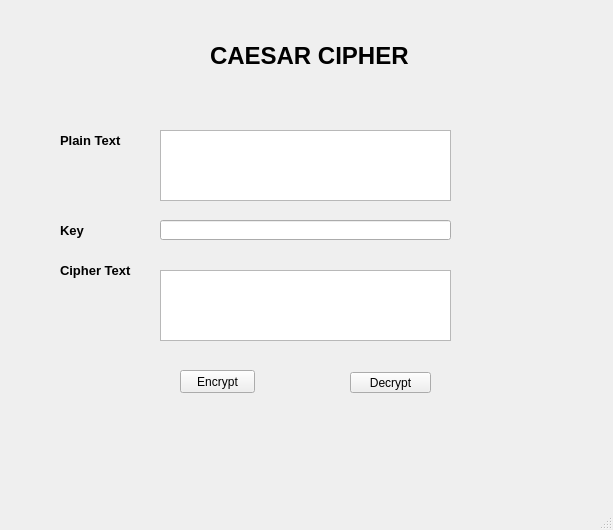
Above: lab03/ui/caesar.ui from thuan2907/TrinhMinhThuan_2172 before the change. Below: the same form after it.
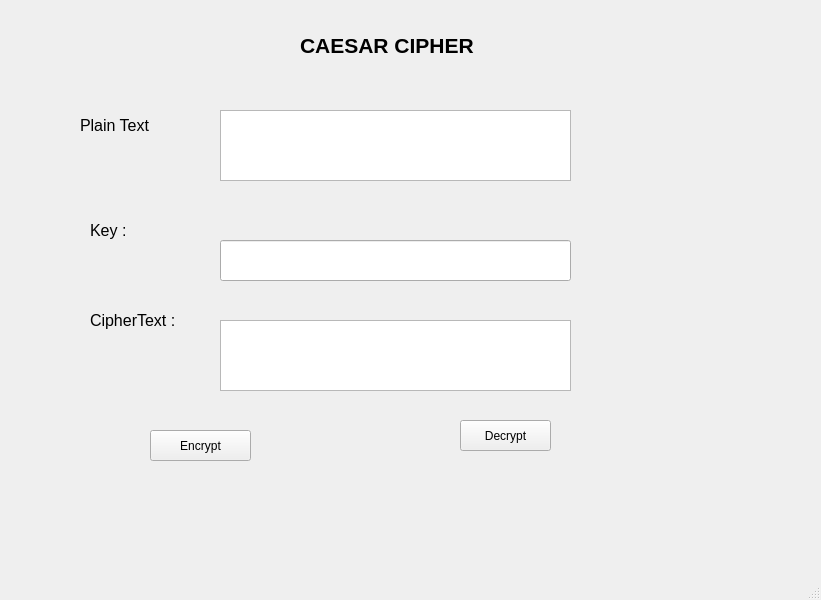
That is the form after the change.

```diff
--- a/lab03/ui/caesar.ui
+++ b/lab03/ui/caesar.ui
@@ -6,132 +6,26 @@
    <rect>
     <x>0</x>
     <y>0</y>
-    <width>613</width>
-    <height>530</height>
+    <width>821</width>
+    <height>600</height>
    </rect>
   </property>
   <property name="windowTitle">
    <string>MainWindow</string>
   </property>
   <widget class="QWidget" name="centralwidget">
-   <widget class="QPushButton" name="btnEn">
-    <property name="geometry">
-     <rect>
-      <x>180</x>
-      <y>370</y>
-      <width>75</width>
-      <height>23</height>
-     </rect>
-    </property>
-    <property name="text">
-     <string>Encrypt</string>
-    </property>
-   </widget>
-   <widget class="QPushButton" name="btnDe">
-    <property name="geometry">
-     <rect>
-      <x>350</x>
-      <y>372</y>
-      <width>81</width>
-      <height>21</height>
-     </rect>
-    </property>
-    <property name="text">
-     <string>Decrypt</string>
-    </property>
-   </widget>
    <widget class="QLabel" name="label">
     <property name="geometry">
      <rect>
-      <x>60</x>
-      <y>130</y>
-      <width>71</width>
-      <height>21</height>
-     </rect>
-    </property>
-    <property name="font">
-     <font>
-      <pointsize>10</pointsize>
-      <weight>75</weight>
-      <bold>true</bold>
-     </font>
-    </property>
-    <property name="text">
-     <string>Plain Text</string>
-    </property>
-   </widget>
-   <widget class="QLabel" name="label_2">
-    <property name="geometry">
-     <rect>
-      <x>60</x>
-      <y>220</y>
-      <width>31</width>
-      <height>21</height>
-     </rect>
-    </property>
-    <property name="font">
-     <font>
-      <pointsize>10</pointsize>
-      <weight>75</weight>
-      <bold>true</bold>
-     </font>
-    </property>
-    <property name="text">
-     <string>Key</string>
-    </property>
-   </widget>
-   <widget class="QLabel" name="label_3">
-    <property name="geometry">
-     <rect>
-      <x>60</x>
-      <y>260</y>
-      <width>81</width>
-      <height>21</height>
-     </rect>
-    </property>
-    <property name="font">
-     <font>
-      <pointsize>10</pointsize>
-      <weight>75</weight>
-      <bold>true</bold>
-     </font>
-    </property>
-    <property name="text">
-     <string>Cipher Text</string>
-    </property>
-   </widget>
-   <widget class="QPlainTextEdit" name="txtplain">
-    <property name="geometry">
-     <rect>
-      <x>160</x>
-      <y>130</y>
-      <width>291</width>
-      <height>71</height>
-     </rect>
-    </property>
-   </widget>
-   <widget class="QPlainTextEdit" name="txtcipher">
-    <property name="geometry">
-     <rect>
-      <x>160</x>
-      <y>270</y>
-      <width>291</width>
-      <height>71</height>
-     </rect>
-    </property>
-   </widget>
-   <widget class="QLabel" name="label_4">
-    <property name="geometry">
-     <rect>
-      <x>210</x>
-      <y>30</y>
+      <x>300</x>
+      <y>20</y>
       <width>201</width>
       <height>51</height>
      </rect>
     </property>
     <property name="font">
      <font>
-      <pointsize>18</pointsize>
+      <pointsize>16</pointsize>
       <weight>75</weight>
       <bold>true</bold>
      </font>
@@ -140,16 +34,116 @@
      <string>CAESAR CIPHER</string>
     </property>
    </widget>
+   <widget class="QPlainTextEdit" name="txtPlaintext">
+    <property name="geometry">
+     <rect>
+      <x>220</x>
+      <y>110</y>
+      <width>351</width>
+      <height>71</height>
+     </rect>
+    </property>
+   </widget>
+   <widget class="QLabel" name="label_2">
+    <property name="geometry">
+     <rect>
+      <x>80</x>
+      <y>110</y>
+      <width>71</width>
+      <height>31</height>
+     </rect>
+    </property>
+    <property name="font">
+     <font>
+      <pointsize>12</pointsize>
+     </font>
+    </property>
+    <property name="text">
+     <string>Plain Text :</string>
+    </property>
+   </widget>
+   <widget class="QLabel" name="label_3">
+    <property name="geometry">
+     <rect>
+      <x>90</x>
+      <y>220</y>
+      <width>47</width>
+      <height>21</height>
+     </rect>
+    </property>
+    <property name="font">
+     <font>
+      <pointsize>12</pointsize>
+     </font>
+    </property>
+    <property name="text">
+     <string>Key :</string>
+    </property>
+   </widget>
+   <widget class="QLabel" name="label_4">
+    <property name="geometry">
+     <rect>
+      <x>90</x>
+      <y>310</y>
+      <width>91</width>
+      <height>21</height>
+     </rect>
+    </property>
+    <property name="font">
+     <font>
+      <pointsize>12</pointsize>
+     </font>
+    </property>
+    <property name="text">
+     <string>CipherText :</string>
+    </property>
+   </widget>
+   <widget class="QPlainTextEdit" name="txtciphertext">
+    <property name="geometry">
+     <rect>
+      <x>220</x>
+      <y>320</y>
+      <width>351</width>
+      <height>71</height>
+     </rect>
+    </property>
+   </widget>
    <widget class="QLineEdit" name="txtkey">
     <property name="geometry">
      <rect>
-      <x>160</x>
-      <y>220</y>
-      <width>291</width>
-      <height>20</height>
+      <x>220</x>
+      <y>240</y>
+      <width>351</width>
+      <height>41</height>
      </rect>
     </property>
    </widget>
+   <widget class="QPushButton" name="btnencrypt">
+    <property name="geometry">
+     <rect>
+      <x>150</x>
+      <y>430</y>
+      <width>101</width>
+      <height>31</height>
+     </rect>
+    </property>
+    <property name="text">
+     <string>Encrypt</string>
+    </property>
+   </widget>
+   <widget class="QPushButton" name="btndecrypt">
+    <property name="geometry">
+     <rect>
+      <x>460</x>
+      <y>420</y>
+      <width>91</width>
+      <height>31</height>
+     </rect>
+    </property>
+    <property name="text">
+     <string>Decrypt</string>
+    </property>
+   </widget>
   </widget>
   <widget class="QMenuBar" name="menubar">
    <property name="geometry">
```
Left out of the diff: 2 changed lines with no effect on the pictures.
